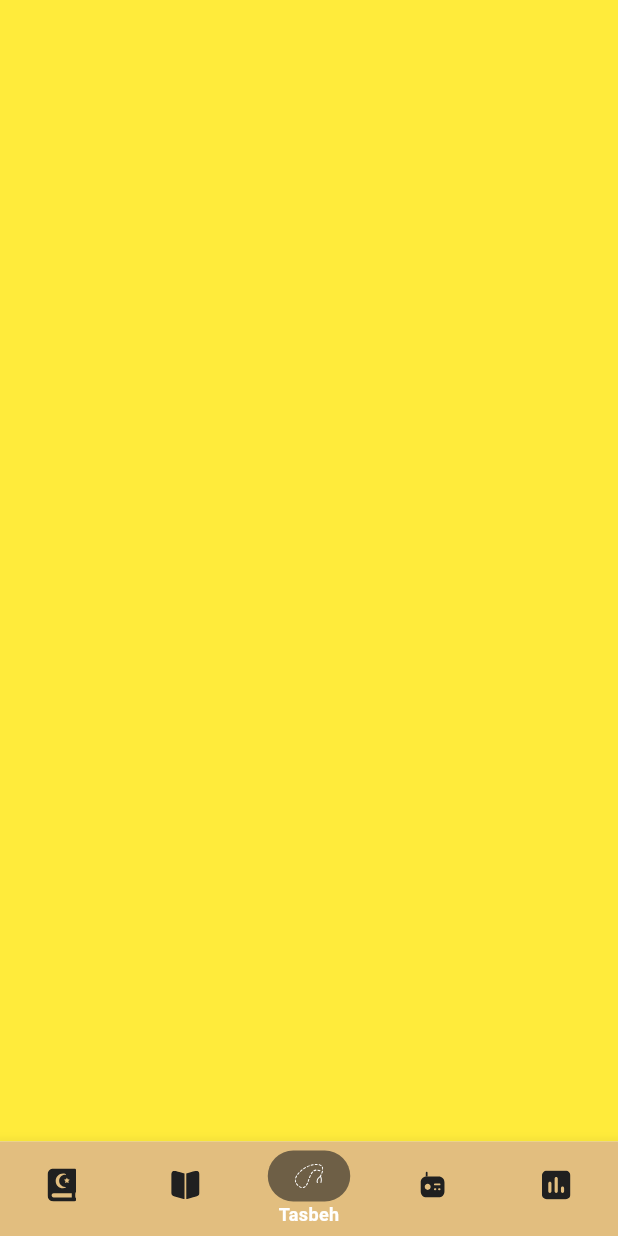
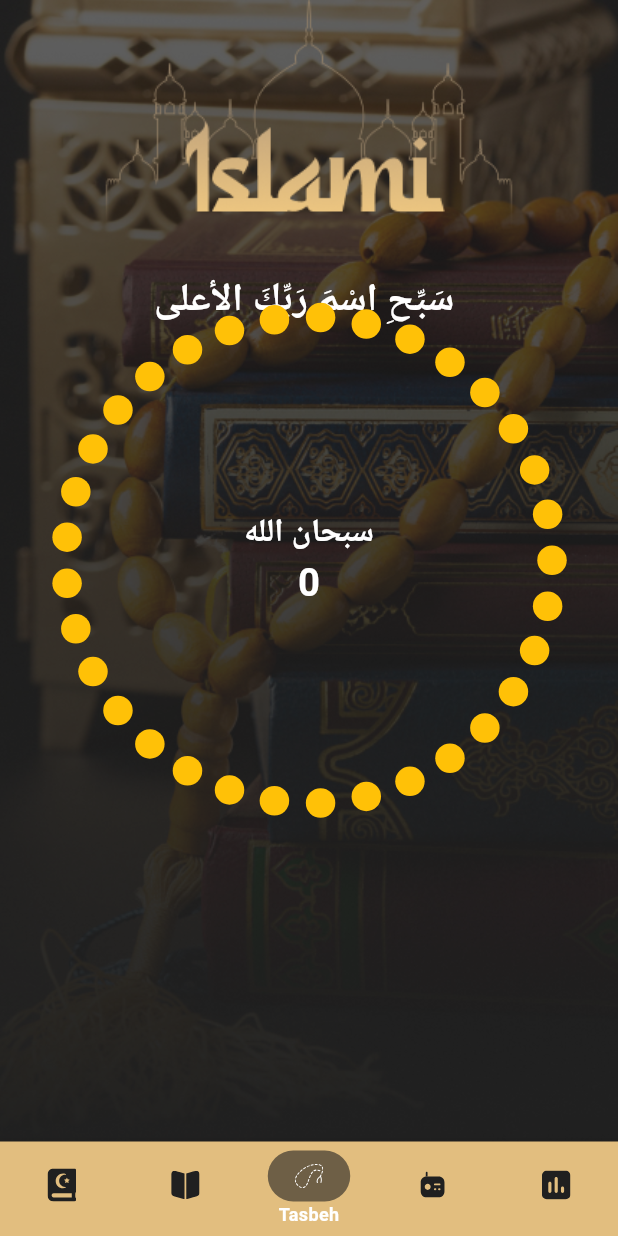
Before and after one commit to IbrahimMohammed02/quran_app_2, a Flutter app: the Home screen opened by its route, item 3 of the bottom bar chosen, on a phone screen of 412 x 824 dp. Run offline on Flutter 3.47's test engine with Material 3 defaults, Android fonts, the light colour scheme and no system bars; our stand-ins replace carousel_slider, flutter_svg, introduction_screen, shared_preferences; accounts and stored records are empty; project files that could hold a hidden picture were left out.

Commit message:
Tasbeh Tab Done

```diff
--- a/lib/core/resources/app_styles.dart
+++ b/lib/core/resources/app_styles.dart
@@ -14,6 +14,19 @@ class AppStyles {
     fontWeight: FontWeight.bold,
     color: ColorsManager.white,
   );
+
+  static const TextStyle whiteBold26 = TextStyle(
+    fontSize: 26,
+    fontWeight: FontWeight.bold,
+    color: ColorsManager.white,
+  );
+
+  static const TextStyle whiteBold22 = TextStyle(
+    fontSize: 22,
+    fontWeight: FontWeight.bold,
+    color: ColorsManager.white,
+  );
+
   static const TextStyle goldBold20 = TextStyle(
     fontSize: 20,
     fontWeight: FontWeight.bold,
--- a/lib/core/resources/assets_manager.dart
+++ b/lib/core/resources/assets_manager.dart
@@ -16,6 +16,8 @@ abstract final class AssetImages {
   static const String onboarding3 = '${base}onboarding3.png';
   static const String onboarding4 = '${base}onboarding4.png';
   static const String onboarding5 = '${base}onboarding5.png';
+  static const String tasbehback = '${base}tasbeh_Background.png';
+
 }
 
 abstract final class SvgAssets {
--- a/lib/my_app.dart
+++ b/lib/my_app.dart
@@ -8,6 +8,7 @@ import 'core/routes_manager/routes_manager.dart';
 class IslamiApp extends StatelessWidget {
   const IslamiApp({super.key});
 
+
   // This widget is the root of your application.
   @override
   Widget build(BuildContext context) {
@@ -17,6 +18,7 @@ class IslamiApp extends StatelessWidget {
       themeMode: ThemeMode.light,
       routes: RoutesManager.routes,
       initialRoute: RoutesManager.onboarding,
+      debugShowCheckedModeBanner: false,
     );
   }
 }
--- a/lib/presentation/screens/home/home.dart
+++ b/lib/presentation/screens/home/home.dart
@@ -1,7 +1,7 @@
 import 'package:flutter/material.dart';
 import 'package:flutter_svg/svg.dart';
 import 'package:quran_app_2/presentation/screens/home/tabs/hadith/hadith_tab.dart';
-import 'package:quran_app_2/presentation/screens/home/tabs/pray_times/hadith_tab.dart';
+import 'package:quran_app_2/presentation/screens/home/tabs/pray_times/Pray_tab.dart';
 import 'package:quran_app_2/presentation/screens/home/tabs/quran/quran.dart';
 import 'package:quran_app_2/presentation/screens/home/tabs/radio/radio.dart';
 import 'package:quran_app_2/presentation/screens/home/tabs/tasbeh/tasbeh_tab.dart';
@@ -10,8 +10,8 @@ import '../../../core/resources/assets_manager.dart';
 import '../../../core/resources/colors_manager.dart';
 // import 'package:islami_c13_offline/core/resources/assets_manager.dart';
 // import 'package:islami_c13_offline/core/resources/colors_manager.dart';
-// import 'package:islami_c13_offline/presentation/screens/home/tabs/hadith/hadith_tab.dart';
-// import 'package:islami_c13_offline/presentation/screens/home/tabs/pray_times/hadith_tab.dart';
+// import 'package:islami_c13_offline/presentation/screens/home/tabs/hadith/Pray_tab.dart';
+// import 'package:islami_c13_offline/presentation/screens/home/tabs/pray_times/Pray_tab.dart';
 // import 'package:islami_c13_offline/presentation/screens/home/tabs/quran/quran.dart';
 // import 'package:islami_c13_offline/presentation/screens/home/tabs/radio/radio.dart';
 // import 'package:islami_c13_offline/presentation/screens/home/tabs/tasbeh/tasbeh_tab.dart';
--- a/lib/presentation/screens/home/tabs/tasbeh/tasbeh_tab.dart
+++ b/lib/presentation/screens/home/tabs/tasbeh/tasbeh_tab.dart
@@ -1,12 +1,159 @@
+// import 'package:carousel_slider/carousel_options.dart';
+// import 'package:carousel_slider/carousel_slider.dart';
+// import 'package:flutter/material.dart';
+//
+// import '../../../../../core/resources/app_styles.dart';
+// import '../../../../../core/resources/assets_manager.dart';
+//
+// class TasbehTab extends StatelessWidget {
+//   const TasbehTab({super.key});
+//
+//   @override
+//   Widget build(BuildContext context) {
+//     return Container(
+//       width: double.infinity,
+//       decoration: const BoxDecoration(
+//           image: DecorationImage(
+//               image: AssetImage(AssetImages.tasbehback),
+//               fit: BoxFit.cover)),
+//       child: Column(
+//         children: [
+//           Image.asset(AssetImages.islamiLogo),
+//           // buildSearchField(),
+//           const SizedBox(
+//             height: 20,
+//           ),
+//           const Text(
+//             'سَبِّحِ اسْمَ رَبِّكَ الأعلى ',
+//             style: AppStyles.whiteBold20,
+//           ),
+//
+//         ],
+//       ),
+//     );
+//   }
+// }
+
+import 'package:carousel_slider/carousel_options.dart';
+import 'package:carousel_slider/carousel_slider.dart';
 import 'package:flutter/material.dart';
+import 'dart:math';
 
-class TasbehTab extends StatelessWidget {
+import '../../../../../core/resources/app_styles.dart';
+import '../../../../../core/resources/assets_manager.dart';
+
+class TasbehTab extends StatefulWidget {
   const TasbehTab({super.key});
+
+  @override
+  _TasbehTabState createState() => _TasbehTabState();
+}
+
+class _TasbehTabState extends State<TasbehTab> with SingleTickerProviderStateMixin {
+  int _count = 0;
+  late AnimationController _controller;
+  late Animation<double> _animation;
+
+  @override
+  void initState() {
+    super.initState();
+    _controller = AnimationController(
+      vsync: this,
+      duration: const Duration(milliseconds: 150),
+      lowerBound: 0.9,
+      upperBound: 1.0,
+    );
+    _animation = CurvedAnimation(parent: _controller, curve: Curves.easeOut);
+  }
+
+  void _incrementCounter() {
+    if (_count < 33) {
+      setState(() {
+        _count++;
+      });
+      _controller.forward().then((_) => _controller.reverse());
+    }
+  }
+
+  @override
+  void dispose() {
+    _controller.dispose();
+    super.dispose();
+  }
 
   @override
   Widget build(BuildContext context) {
     return Container(
-      color: Colors.yellow,
+      width: double.infinity,
+      decoration: const BoxDecoration(
+        image: DecorationImage(
+          image: AssetImage(AssetImages.tasbehback),
+          fit: BoxFit.cover,
+        ),
+      ),
+      child: Column(
+        children: [
+          Image.asset(AssetImages.islamiLogo),
+          const SizedBox(height: 10),
+          const Text(
+            'سَبِّحِ اسْمَ رَبِّكَ الأعلى ',
+            style: AppStyles.whiteBold26,
+          ),
+
+          const SizedBox(height: 120),
+          GestureDetector(
+            onTap: _incrementCounter,
+            child: AnimatedBuilder(
+              animation: _animation,
+              builder: (context, child) {
+                return Transform.scale(
+                  scale: _animation.value,
+                  child: CustomPaint(
+                    size: const Size(200, 200),
+                    painter: BeadsPainter(),
+                    child: Center(
+                      child: Column(
+                        mainAxisSize: MainAxisSize.min,
+                        children: [
+                          const Text(
+                            "سبحان الله",
+                            style:  AppStyles.whiteBold22,
+                            ),
+
+                          Text(
+                            "$_count",
+                            style:  AppStyles.whiteBold26,
+                          ),
+                        ],
+                      ),
+                    ),
+                  ),
+                );
+              },
+            ),
+          ),
+        ],
+      ),
     );
   }
 }
+
+class BeadsPainter extends CustomPainter {
+  @override
+  void paint(Canvas canvas, Size size) {
+    final Paint paint = Paint()..color = Colors.amber;
+    final double centerX = size.width / 2;
+    final double centerY = size.height / 2;
+    final double radius = size.width / 2.5;
+
+    for (int i = 0; i < 33; i++) {
+      double angle = (2 * pi * i) / 33;
+      double x = centerX + radius * cos(angle);
+      double y = centerY + radius * sin(angle);
+      canvas.drawCircle(Offset(x, y), 10, paint);
+    }
+  }
+
+  @override
+  bool shouldRepaint(CustomPainter oldDelegate) => false;
+}
--- /dev/null
+++ b/my_app.dart
@@ -0,0 +1 @@
+// TODO Implement this library.
```
Also changed, not shown: lib/main.dart (+4 -6 lines), assets/images/2.0x/tasbeh_Background@2x.png (added), assets/images/3.0x/tasbeh_Background@3x.png (added), assets/images/tasbeh_Background.png (added), lib/presentation/screens/home/tabs/pray_times/Pray_tab.dart (renamed from lib/presentation/screens/home/tabs/pray_times/hadith_tab.dart), 3 other files.
